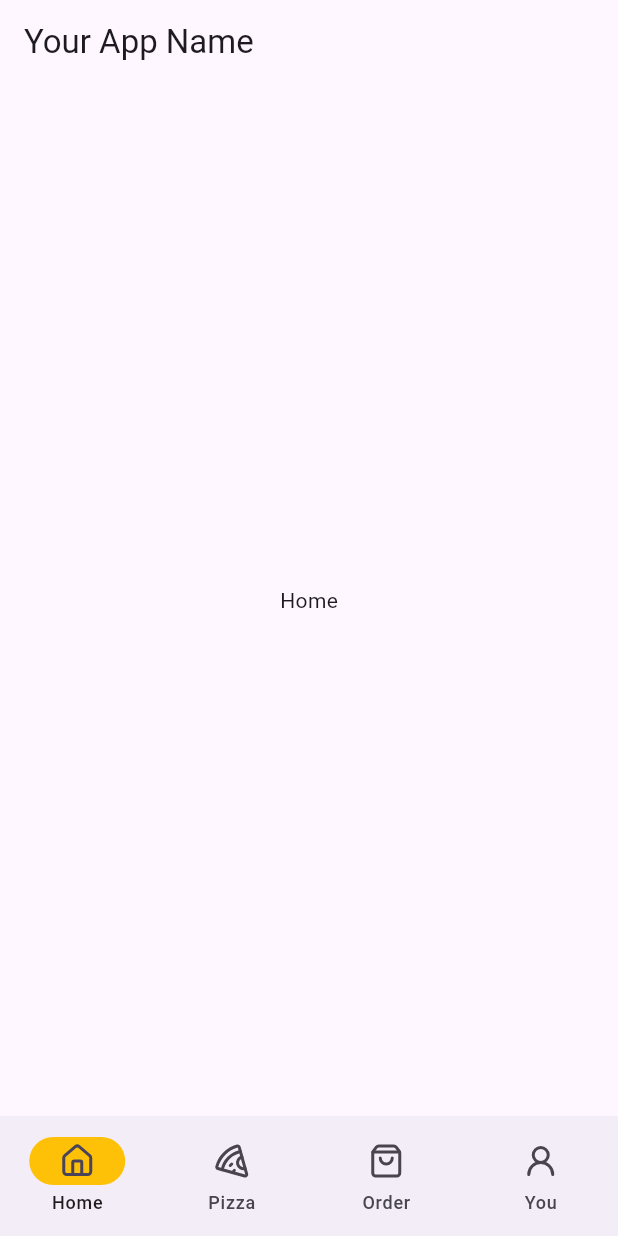
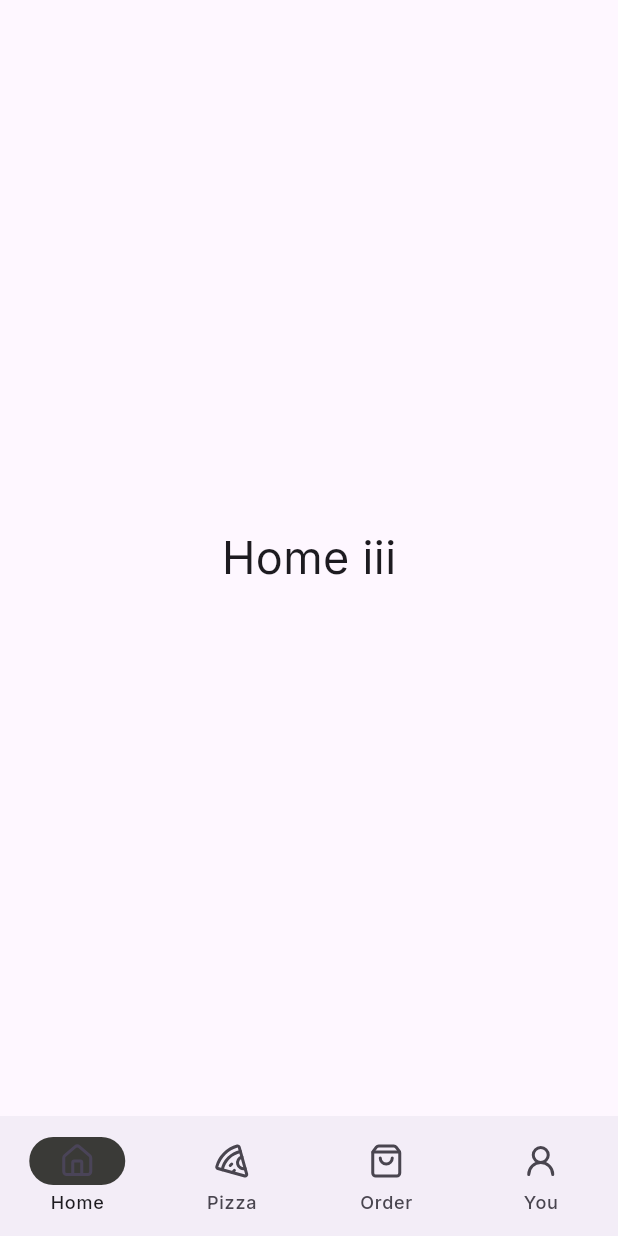
Before and after one commit to Jinlei2000/pizza-ar-flutter-2023, a Flutter app: the screen it shows after launch, on a phone screen of 412 x 824 dp. Run offline on Flutter 3.47's test engine with Material 3 defaults, Android fonts, the phone set to English and light mode, and no system bars; our stand-ins replace google_fonts, lucide_icons.

Commit message:
feat: use inter fonts

```diff
--- a/lib/main.dart
+++ b/lib/main.dart
@@ -1,5 +1,6 @@
 import 'package:flutter/material.dart';
 import 'package:lucide_icons/lucide_icons.dart';
+import 'package:google_fonts/google_fonts.dart';
 
 void main() {
   runApp(const MyApp());
@@ -10,8 +11,21 @@ class MyApp extends StatelessWidget {
 
   @override
   Widget build(BuildContext context) {
-    return const MaterialApp(
-      home: BottomNavigation(),
+    return MaterialApp(
+      // Hide debug banner
+      debugShowCheckedModeBanner: false,
+      home: const BottomNavigation(),
+      // // #FCFDFD
+      // backgroundColor: Color(0xFFE5E5E5),
+      theme: _buildTheme(Brightness.light),
+    );
+  }
+
+  ThemeData _buildTheme(brightness) {
+    var baseTheme = ThemeData(brightness: brightness);
+
+    return baseTheme.copyWith(
+      textTheme: GoogleFonts.interTextTheme(baseTheme.textTheme),
     );
   }
 }
@@ -43,7 +57,8 @@ class _BottomNavigationState extends State<BottomNavigation> {
             currentPageIndex = index;
           });
         },
-        indicatorColor: Colors.amber,
+        // #3A3A37
+        indicatorColor: const Color(0xFF3A3A37),
         selectedIndex: currentPageIndex,
         destinations: const <Widget>[
           NavigationDestination(
@@ -75,12 +90,13 @@ class HomePage extends StatelessWidget {
 
   @override
   Widget build(BuildContext context) {
-    return Scaffold(
-      appBar: AppBar(
-        title: const Text('Your App Name'),
-      ),
-      body: const Center(
-        child: Text('Home'),
+    return const Scaffold(
+      body: Center(
+        // Make font size bigger
+        child: Text(
+          'Home iii',
+          style: TextStyle(fontSize: 30),
+        ),
       ),
     );
   }
--- a/pubspec.yaml
+++ b/pubspec.yaml
@@ -37,6 +37,7 @@ dependencies:
   # Use with the CupertinoIcons class for iOS style icons.
   cupertino_icons: ^1.0.2
   lucide_icons: ^0.257.0
+  google_fonts: ^6.1.0
 
 dev_dependencies:
   flutter_test:
```
Also changed, not shown: pubspec.lock, 1 other file.
